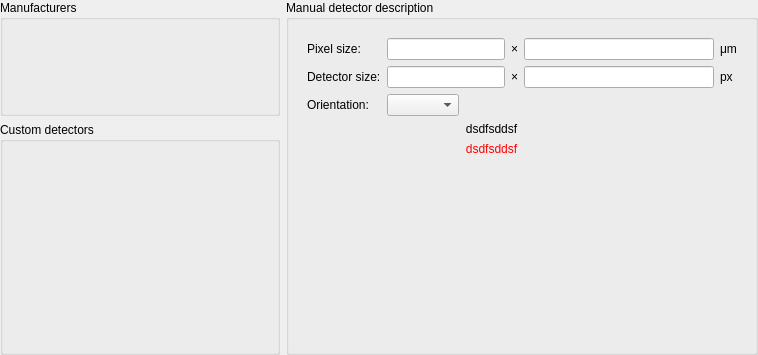
The window that src/pyFAI/resources/gui/detector-selection-drop.ui (silx-kit/pyFAI) describes before a commit, drawn with Qt 5.
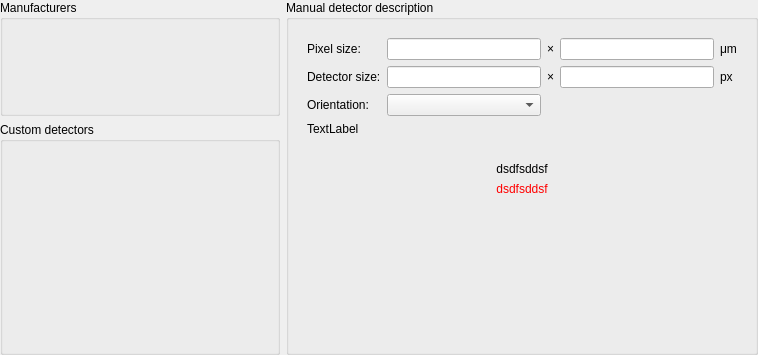
The same window after the commit. Custom widgets are drawn as their Qt base class.

Commit message: Integrate the orientation management in pyFAI-calib2 (custom detectors)

Diff of the .ui file:
```diff
--- a/src/pyFAI/resources/gui/detector-selection-drop.ui
+++ b/src/pyFAI/resources/gui/detector-selection-drop.ui
@@ -348,82 +348,9 @@
               <verstretch>0</verstretch>
              </sizepolicy>
             </property>
+            <layout class="QVBoxLayout" name="verticalLayout_9">
+             <item>
             <layout class="QGridLayout" name="gridLayout_2">
-             <item row="0" column="1" colspan="2">
-              <widget class="QuantityEdit" name="_pixelWidth">
-               <property name="text">
-                <string/>
-               </property>
-               <property name="alignment">
-                <set>Qt::AlignRight|Qt::AlignTrailing|Qt::AlignVCenter</set>
-               </property>
-              </widget>
-             </item>
-             <item row="0" column="5">
-              <widget class="QLabel" name="_energyUnit">
-               <property name="sizePolicy">
-                <sizepolicy hsizetype="Fixed" vsizetype="Preferred">
-                 <horstretch>0</horstretch>
-                 <verstretch>0</verstretch>
-                </sizepolicy>
-               </property>
-               <property name="text">
-                <string>μm</string>
-               </property>
-              </widget>
-             </item>
-             <item row="1" column="4">
-              <widget class="QuantityEdit" name="_detectorHeight">
-               <property name="text">
-                <string/>
-               </property>
-               <property name="alignment">
-                <set>Qt::AlignRight|Qt::AlignTrailing|Qt::AlignVCenter</set>
-               </property>
-              </widget>
-             </item>
-             <item row="0" column="3">
-              <widget class="QLabel" name="_energyUnit_3">
-               <property name="sizePolicy">
-                <sizepolicy hsizetype="Fixed" vsizetype="Preferred">
-                 <horstretch>0</horstretch>
-                 <verstretch>0</verstretch>
-                </sizepolicy>
-               </property>
-               <property name="text">
-                <string>×</string>
-               </property>
-              </widget>
-             </item>
-             <item row="1" column="1" colspan="2">
-              <widget class="QuantityEdit" name="_detectorWidth">
-               <property name="text">
-                <string/>
-               </property>
-               <property name="alignment">
-                <set>Qt::AlignRight|Qt::AlignTrailing|Qt::AlignVCenter</set>
-               </property>
-              </widget>
-             </item>
-             <item row="4" column="2" colspan="2">
-              <widget class="QLabel" name="_customError">
-               <property name="styleSheet">
-                <string notr="true">QLabel {color:red}</string>
-               </property>
-               <property name="text">
-                <string>dsdfsddsf</string>
-               </property>
-               <property name="alignment">
-                <set>Qt::AlignCenter</set>
-               </property>
-               <property name="wordWrap">
-                <bool>true</bool>
-               </property>
-              </widget>
-             </item>
-             <item row="2" column="1">
-              <widget class="QComboBox" name="_detectorOrientation"/>
-             </item>
              <item row="0" column="0">
               <widget class="QLabel" name="_energyUnit_2">
                <property name="sizePolicy">
@@ -437,8 +364,18 @@
                </property>
               </widget>
              </item>
-             <item row="2" column="4">
-              <widget class="QLabel" name="_orientationLabel">
+               <item row="0" column="1">
+                <widget class="QuantityEdit" name="_pixelWidth">
+                 <property name="text">
+                  <string/>
+                 </property>
+                 <property name="alignment">
+                  <set>Qt::AlignRight|Qt::AlignTrailing|Qt::AlignVCenter</set>
+                 </property>
+                </widget>
+               </item>
+               <item row="0" column="2">
+                <widget class="QLabel" name="_energyUnit_3">
                <property name="sizePolicy">
                 <sizepolicy hsizetype="Fixed" vsizetype="Preferred">
                  <horstretch>0</horstretch>
@@ -446,7 +383,30 @@
                 </sizepolicy>
                </property>
                <property name="text">
+                  <string>×</string>
+                 </property>
+                </widget>
+               </item>
+               <item row="0" column="3">
+                <widget class="QuantityEdit" name="_pixelHeight">
+                 <property name="text">
                 <string/>
+                 </property>
+                 <property name="alignment">
+                  <set>Qt::AlignRight|Qt::AlignTrailing|Qt::AlignVCenter</set>
+                 </property>
+                </widget>
+               </item>
+               <item row="0" column="4">
+                <widget class="QLabel" name="_energyUnit">
+                 <property name="sizePolicy">
+                  <sizepolicy hsizetype="Fixed" vsizetype="Preferred">
+                   <horstretch>0</horstretch>
+                   <verstretch>0</verstretch>
+                  </sizepolicy>
+                 </property>
+                 <property name="text">
+                  <string>μm</string>
                </property>
               </widget>
              </item>
@@ -463,6 +423,52 @@
                </property>
               </widget>
              </item>
+               <item row="1" column="1">
+                <widget class="QuantityEdit" name="_detectorWidth">
+                 <property name="text">
+                  <string/>
+                 </property>
+                 <property name="alignment">
+                  <set>Qt::AlignRight|Qt::AlignTrailing|Qt::AlignVCenter</set>
+                 </property>
+                </widget>
+               </item>
+               <item row="1" column="2">
+                <widget class="QLabel" name="_energyUnit_7">
+                 <property name="sizePolicy">
+                  <sizepolicy hsizetype="Fixed" vsizetype="Preferred">
+                   <horstretch>0</horstretch>
+                   <verstretch>0</verstretch>
+                  </sizepolicy>
+                 </property>
+                 <property name="text">
+                  <string>×</string>
+                 </property>
+                </widget>
+               </item>
+               <item row="1" column="3">
+                <widget class="QuantityEdit" name="_detectorHeight">
+                 <property name="text">
+                  <string/>
+                 </property>
+                 <property name="alignment">
+                  <set>Qt::AlignRight|Qt::AlignTrailing|Qt::AlignVCenter</set>
+                 </property>
+                </widget>
+               </item>
+               <item row="1" column="4">
+                <widget class="QLabel" name="_energyUnit_8">
+                 <property name="sizePolicy">
+                  <sizepolicy hsizetype="Fixed" vsizetype="Preferred">
+                   <horstretch>0</horstretch>
+                   <verstretch>0</verstretch>
+                  </sizepolicy>
+                 </property>
+                 <property name="text">
+                  <string>px</string>
+                 </property>
+                </widget>
+               </item>
              <item row="2" column="0">
               <widget class="QLabel" name="_energyUnit_6">
                <property name="sizePolicy">
@@ -476,43 +482,32 @@
                </property>
               </widget>
              </item>
-             <item row="0" column="4">
-              <widget class="QuantityEdit" name="_pixelHeight">
+               <item row="2" column="1">
+                <widget class="QComboBox" name="_detectorOrientation"/>
+               </item>
+              </layout>
+             </item>
+             <item>
+              <widget class="QLabel" name="_detectorOrientationLabel">
+               <property name="text">
+                <string>TextLabel</string>
+               </property>
+              </widget>
+             </item>
+             <item>
+              <widget class="QLabel" name="_orientationLabel">
+               <property name="sizePolicy">
+                <sizepolicy hsizetype="Fixed" vsizetype="Preferred">
+                 <horstretch>0</horstretch>
+                 <verstretch>0</verstretch>
+                </sizepolicy>
+               </property>
                <property name="text">
                 <string/>
                </property>
-               <property name="alignment">
-                <set>Qt::AlignRight|Qt::AlignTrailing|Qt::AlignVCenter</set>
-               </property>
               </widget>
              </item>
-             <item row="1" column="5">
-              <widget class="QLabel" name="_energyUnit_8">
-               <property name="sizePolicy">
-                <sizepolicy hsizetype="Fixed" vsizetype="Preferred">
-                 <horstretch>0</horstretch>
-                 <verstretch>0</verstretch>
-                </sizepolicy>
-               </property>
-               <property name="text">
-                <string>px</string>
-               </property>
-              </widget>
-             </item>
-             <item row="1" column="3">
-              <widget class="QLabel" name="_energyUnit_7">
-               <property name="sizePolicy">
-                <sizepolicy hsizetype="Fixed" vsizetype="Preferred">
-                 <horstretch>0</horstretch>
-                 <verstretch>0</verstretch>
-                </sizepolicy>
-               </property>
-               <property name="text">
-                <string>×</string>
-               </property>
-              </widget>
-             </item>
-             <item row="3" column="2" colspan="2">
+             <item>
               <widget class="QLabel" name="_customResult">
                <property name="styleSheet">
                 <string notr="true"/>
@@ -528,15 +523,31 @@
                </property>
               </widget>
              </item>
-             <item row="5" column="2">
+             <item>
+              <widget class="QLabel" name="_customError">
+               <property name="styleSheet">
+                <string notr="true">QLabel {color:red}</string>
+               </property>
+               <property name="text">
+                <string>dsdfsddsf</string>
+               </property>
+               <property name="alignment">
+                <set>Qt::AlignCenter</set>
+               </property>
+               <property name="wordWrap">
+                <bool>true</bool>
+               </property>
+              </widget>
+             </item>
+             <item>
               <spacer name="verticalSpacer">
                <property name="orientation">
                 <enum>Qt::Vertical</enum>
                </property>
                <property name="sizeHint" stdset="0">
                 <size>
-                 <width>20</width>
-                 <height>40</height>
+                 <width>17</width>
+                 <height>119</height>
                 </size>
                </property>
               </spacer>
```
Lines whose indentation alone changed are shown as unchanged. The commit also changes 2 other files.
